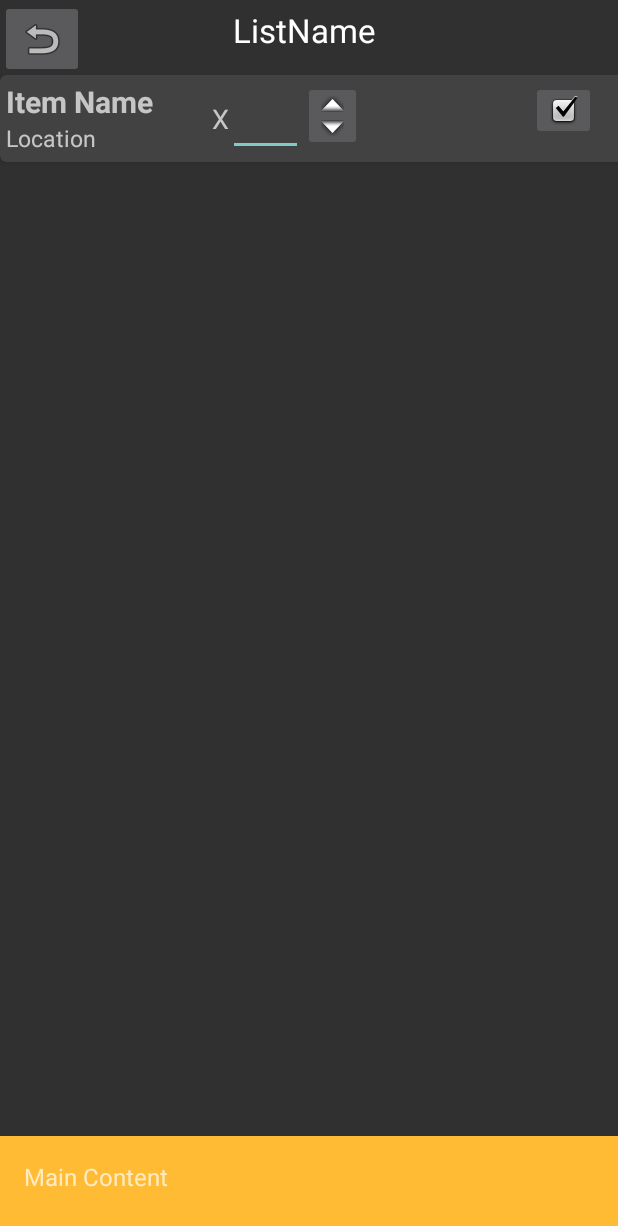
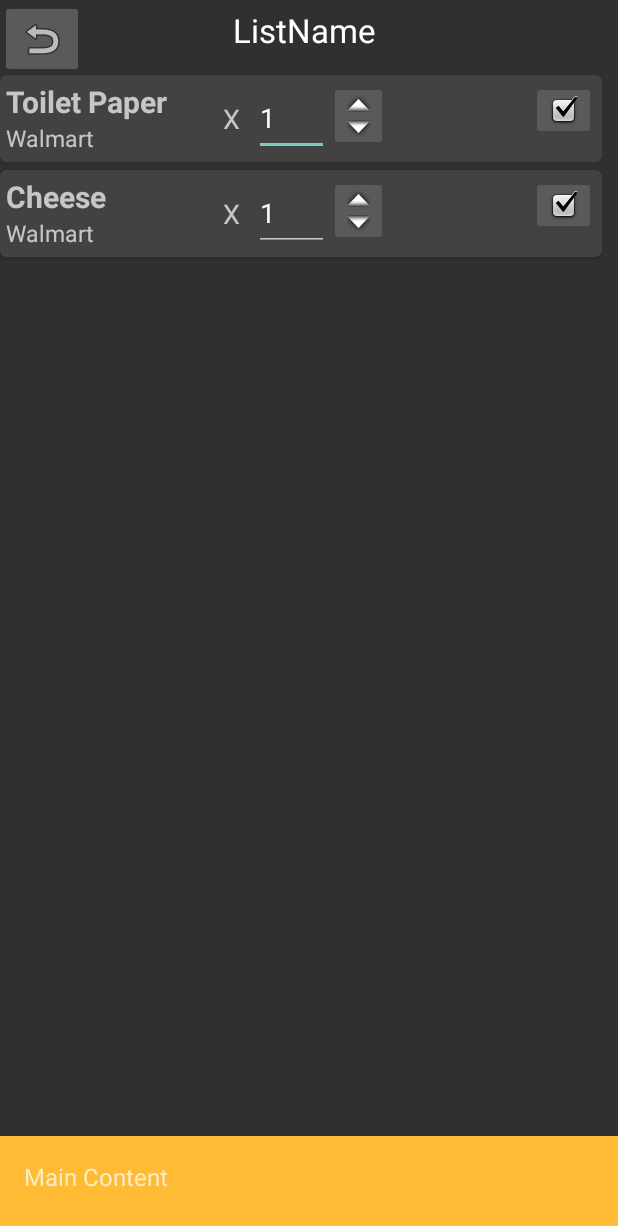
Before and after one commit to NabeelJava902/GroupListAndroidApp, an Android app: the ListActivity screen opened directly, with no data from a screen before it, on a phone screen of 412 x 824 dp. Shown: the top 1226 px of the screen. Run offline under Robolectric (Android 15) with nearby library versions, the phone set to English and light mode, and no system bars.

Commit message:
Add append function

```diff
--- a/app/src/main/java/com/example/grouplist/ListActivity.java
+++ b/app/src/main/java/com/example/grouplist/ListActivity.java
@@ -1,17 +1,22 @@
 package com.example.grouplist;
 
 import androidx.appcompat.app.AppCompatActivity;
+import androidx.recyclerview.widget.LinearLayoutManager;
+import androidx.recyclerview.widget.RecyclerView;
 
 import android.os.Bundle;
 import android.view.View;
-import android.widget.Button;
-import android.widget.TextView;
 
 import com.google.android.material.bottomsheet.BottomSheetBehavior;
+
+import java.util.ArrayList;
 
 public class ListActivity extends AppCompatActivity {
 
     private BottomSheetBehavior bottomSheetBehavior;
+    private RecyclerView mRecyclerView;
+    private RecyclerView.Adapter mAdapter;
+    private RecyclerView.LayoutManager mLayoutManager;
 
     @Override
     protected void onCreate(Bundle savedInstanceState) {
@@ -22,5 +27,17 @@ public class ListActivity extends AppCompatActivity {
 
         bottomSheetBehavior = BottomSheetBehavior.from(bottomSheet);
         bottomSheetBehavior.setPeekHeight(100);
+
+        ArrayList<ListItem> list = new ArrayList<>();
+        list.add(new ListItem("Toilet Paper", "Walmart"));
+        list.add(new ListItem("Cheese", "Walmart"));
+
+        mRecyclerView = findViewById(R.id.recyclerView);
+        mRecyclerView.setHasFixedSize(true);
+        mLayoutManager = new LinearLayoutManager(this);
+        mAdapter = new RecyclerAdapter(list);
+
+        mRecyclerView.setLayoutManager(mLayoutManager);
+        mRecyclerView.setAdapter(mAdapter);
     }
 }
--- a/app/src/main/java/com/example/grouplist/ListItem.java
+++ b/app/src/main/java/com/example/grouplist/ListItem.java
@@ -1,4 +1,36 @@
 package com.example.grouplist;
 
 public class ListItem {
+
+    private String itemName, location, quantity;
+
+    public ListItem(String itemName, String location) {
+        this.itemName = itemName;
+        this.location = location;
+        this.quantity = "1";
+    }
+
+    public String getListName() {
+        return itemName;
+    }
+
+    public void setListName(String itemName) {
+        this.itemName = itemName;
+    }
+
+    public String getLocation() {
+        return location;
+    }
+
+    public void setLocation(String location) {
+        this.location = location;
+    }
+
+    public String getQuantity() {
+        return quantity;
+    }
+
+    public void setQuantity(String quantity) {
+        this.quantity = quantity;
+    }
 }
--- /dev/null
+++ b/app/src/main/java/com/example/grouplist/RecyclerAdapter.java
@@ -0,0 +1,58 @@
+package com.example.grouplist;
+
+import android.view.LayoutInflater;
+import android.view.View;
+import android.view.ViewGroup;
+import android.widget.ImageButton;
+import android.widget.TextView;
+
+import androidx.annotation.NonNull;
+import androidx.recyclerview.widget.RecyclerView;
+
+import java.util.ArrayList;
+
+public class RecyclerAdapter extends RecyclerView.Adapter<RecyclerAdapter.ViewHolder> {
+
+    private ArrayList<ListItem> mItemList;
+
+    public static class ViewHolder extends RecyclerView.ViewHolder{
+
+        public TextView mItemName, mItemLocation, mQuantity;
+        public ImageButton mUpButton, mDownButton, mCheckButton;
+
+        public ViewHolder(@NonNull View itemView) {
+            super(itemView);
+            mItemName = itemView.findViewById(R.id.itemName);
+            mItemLocation = itemView.findViewById(R.id.locationText);
+            mQuantity = itemView.findViewById(R.id.quantity);
+            mUpButton = itemView.findViewById(R.id.upButton);
+            mDownButton = itemView.findViewById(R.id.downButton);
+            mCheckButton = itemView.findViewById(R.id.checkButton);
+        }
+    }
+
+    public RecyclerAdapter(ArrayList<ListItem> itemList){
+        mItemList = itemList;
+    }
+
+    @NonNull
+    @Override
+    public ViewHolder onCreateViewHolder(@NonNull ViewGroup parent, int viewType) {
+        View v = LayoutInflater.from(parent.getContext()).inflate(R.layout.list_item, parent, false);
+        return new ViewHolder(v);
+    }
+
+    @Override
+    public void onBindViewHolder(@NonNull RecyclerAdapter.ViewHolder holder, int position) {
+        ListItem currentItem = mItemList.get(position);
+
+        holder.mItemName.setText(currentItem.getListName());
+        holder.mItemLocation.setText(currentItem.getLocation());
+        holder.mQuantity.setText(currentItem.getQuantity());
+    }
+
+    @Override
+    public int getItemCount() {
+        return mItemList.size();
+    }
+}
--- a/app/src/main/res/layout/activity_list.xml
+++ b/app/src/main/res/layout/activity_list.xml
@@ -20,92 +20,16 @@
         android:layout_height="wrap_content"
         app:srcCompat="@android:drawable/ic_menu_revert" />
 
-    <ScrollView
-        android:layout_width="641dp"
-        android:layout_height="600dp"
+    <androidx.recyclerview.widget.RecyclerView
+        android:id="@+id/recyclerView"
+        android:layout_width="wrap_content"
+        android:layout_height="wrap_content"
         android:layout_marginTop="50dp"
+        android:scrollbars="vertical"
         app:layout_behavior="@string/appbar_scrolling_view_behavior">
 
-        <androidx.cardview.widget.CardView
-            android:layout_width="match_parent"
-            android:layout_height="wrap_content"
-            app:cardCornerRadius="4dp">
 
-            <RelativeLayout
-                android:layout_width="match_parent"
-                android:layout_height="match_parent"
-                android:layout_margin="4dp">
-
-                <TextView
-                    android:id="@+id/listName"
-                    android:layout_width="wrap_content"
-                    android:layout_height="wrap_content"
-                    android:layout_alignParentTop="true"
-                    android:text="Item Name"
-                    android:textSize="20sp"
-                    android:textStyle="bold" />
-
-                <TextView
-                    android:id="@+id/locationText"
-                    android:layout_width="wrap_content"
-                    android:layout_height="wrap_content"
-                    android:layout_below="@id/listName"
-                    android:text="Location"
-                    android:textSize="15sp" />
-
-                <EditText
-                    android:id="@+id/editTextNumber"
-                    android:layout_width="50sp"
-                    android:layout_height="50sp"
-                    android:ems="10"
-                    android:inputType="number"
-                    android:layout_toRightOf="@id/listName"
-                    android:layout_toEndOf="@id/listName"
-                    android:layout_marginLeft="50dp"/>
-
-                <TextView
-                    android:id="@+id/times"
-                    android:layout_width="30dp"
-                    android:layout_height="30dp"
-                    android:layout_marginStart="30dp"
-                    android:layout_marginLeft="30dp"
-                    android:layout_marginTop="10dp"
-                    android:layout_toEndOf="@id/listName"
-                    android:layout_toRightOf="@id/listName"
-                    android:gravity="center"
-                    android:text="X"
-                    android:textAppearance="@style/TextAppearance.AppCompat.Medium" />
-
-                <ImageButton
-                    android:id="@+id/upButton"
-                    android:layout_width="wrap_content"
-                    android:layout_height="wrap_content"
-                    app:srcCompat="@android:drawable/arrow_up_float"
-                    android:layout_toRightOf="@id/editTextNumber"
-                    android:layout_marginBottom="15dp"
-                    android:layout_toEndOf="@id/editTextNumber" />
-
-                <ImageButton
-                    android:id="@+id/downButton"
-                    android:layout_width="wrap_content"
-                    android:layout_height="wrap_content"
-                    app:srcCompat="@android:drawable/arrow_down_float"
-                    android:layout_toRightOf="@id/editTextNumber"
-                    android:layout_marginTop="15dp"
-                    android:layout_toEndOf="@id/editTextNumber"/>
-
-                <ImageButton
-                    android:id="@+id/checkButton"
-                    android:layout_width="wrap_content"
-                    android:layout_height="wrap_content"
-                    app:srcCompat="@android:drawable/checkbox_on_background"
-                    android:layout_marginLeft="350dp" />
-
-
-            </RelativeLayout>
-        </androidx.cardview.widget.CardView>
-
-    </ScrollView>
+    </androidx.recyclerview.widget.RecyclerView>
 
     <androidx.core.widget.NestedScrollView
         android:id="@+id/bottom_sheet"
--- /dev/null
+++ b/app/src/main/res/layout/list_item.xml
@@ -0,0 +1,83 @@
+<?xml version="1.0" encoding="utf-8"?>
+<androidx.cardview.widget.CardView xmlns:android="http://schemas.android.com/apk/res/android"
+    android:layout_width="match_parent"
+    android:layout_height="wrap_content"
+    xmlns:app="http://schemas.android.com/apk/res-auto"
+    app:cardCornerRadius="4dp"
+    android:layout_marginBottom="5dp">
+
+    <RelativeLayout
+        android:layout_width="match_parent"
+        android:layout_height="match_parent"
+        android:layout_margin="4dp">
+
+        <TextView
+            android:id="@+id/itemName"
+            android:layout_width="wrap_content"
+            android:layout_height="wrap_content"
+            android:layout_alignParentTop="true"
+            android:text="Item Name"
+            android:textSize="20sp"
+            android:textStyle="bold" />
+
+        <TextView
+            android:id="@+id/locationText"
+            android:layout_width="wrap_content"
+            android:layout_height="wrap_content"
+            android:layout_below="@id/itemName"
+            android:text="Location"
+            android:textSize="15sp" />
+
+        <EditText
+            android:id="@+id/quantity"
+            android:layout_width="50sp"
+            android:layout_height="50sp"
+            android:ems="10"
+            android:inputType="number"
+            android:layout_toRightOf="@id/times"
+            android:layout_toEndOf="@id/times"/>
+
+        <TextView
+            android:id="@+id/times"
+            android:layout_width="30dp"
+            android:layout_height="30dp"
+            android:layout_marginLeft="100dp"
+            android:layout_marginTop="10dp"
+            android:gravity="center"
+            android:text="X"
+            android:textAppearance="@style/TextAppearance.AppCompat.Medium"
+            android:layout_marginStart="135dp" />
+
+        <ImageButton
+            android:id="@+id/upButton"
+            android:layout_width="wrap_content"
+            android:layout_height="wrap_content"
+            app:srcCompat="@android:drawable/arrow_up_float"
+            android:layout_toRightOf="@id/times"
+            android:layout_marginBottom="15dp"
+            android:layout_toEndOf="@id/times"
+            android:layout_marginLeft="50dp"
+            android:layout_marginStart="50dp" />
+
+        <ImageButton
+            android:id="@+id/downButton"
+            android:layout_width="wrap_content"
+            android:layout_height="wrap_content"
+            app:srcCompat="@android:drawable/arrow_down_float"
+            android:layout_toRightOf="@id/times"
+            android:layout_marginTop="15dp"
+            android:layout_toEndOf="@id/times"
+            android:layout_marginLeft="50dp"
+            android:layout_marginStart="50dp"/>
+
+        <ImageButton
+            android:id="@+id/checkButton"
+            android:layout_width="wrap_content"
+            android:layout_height="wrap_content"
+            app:srcCompat="@android:drawable/checkbox_on_background"
+            android:layout_marginLeft="350dp" />
+
+
+    </RelativeLayout>
+
+</androidx.cardview.widget.CardView>
```
